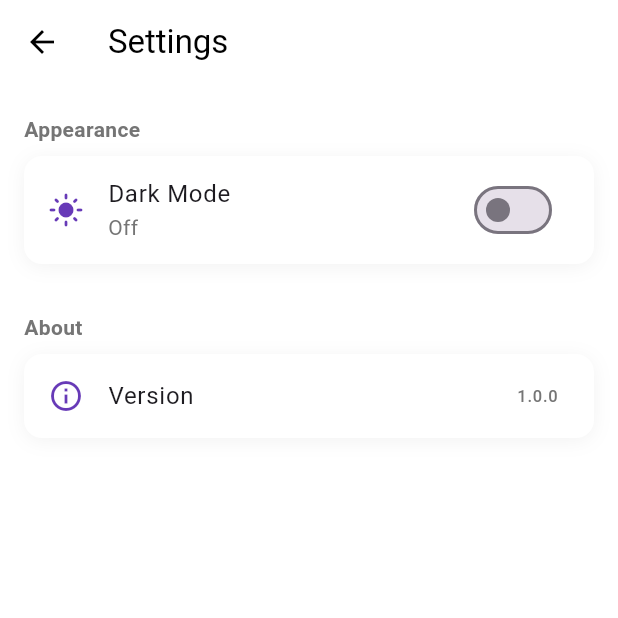
After one commit to SoktyHeng/SkillSync-Flutter, a Flutter app: the ProfilePage screen opened directly, after a tap on "Settings", on a phone screen of 412 x 824 dp, the top half of it. The commit adds this screen. Run offline on Flutter 3.47's test engine with Material 3 defaults, Android fonts, the phone set to English and light mode, and no system bars; our stand-ins replace cloud_firestore, firebase_auth, firebase_core, firebase_storage, flutter_native_splash, flutter_svg and 3 more; accounts and stored records are empty; network calls fail; statements that could not run were skipped.

Commit message:
add dark mode to profile page

```diff
--- a/lib/pages/edit_profile.dart
+++ b/lib/pages/edit_profile.dart
@@ -330,11 +330,8 @@ class _EditProfilePageState extends State<EditProfilePage> {
   @override
   Widget build(BuildContext context) {
     return Scaffold(
-      backgroundColor: Colors.white,
       appBar: AppBar(
-        backgroundColor: Colors.white,
         title: const Text('Edit Profile'),
-        elevation: 0,
       ),
       body: _isLoadingData
           ? Center(
--- a/lib/pages/message.dart
+++ b/lib/pages/message.dart
@@ -6,11 +6,8 @@ class MessagePage extends StatelessWidget {
   @override
   Widget build(BuildContext context) {
     return Scaffold(
-      backgroundColor: Colors.white,
       appBar: AppBar(
         title: const Text('Messages'),
-        backgroundColor: Colors.deepPurple[200],
-        foregroundColor: Colors.white,
       ),
       body: const Center(
         child: Text('This is the Messages Page'),
--- a/lib/pages/navigation_bar.dart
+++ b/lib/pages/navigation_bar.dart
@@ -35,7 +35,6 @@ class _NavigationPageState extends State<NavigationPage> {
         currentIndex: _selectedIndex,
         onTap: _navigateBottomBar,
         type: BottomNavigationBarType.fixed,
-        backgroundColor: Colors.white,
         items: const [
           BottomNavigationBarItem(icon: Icon(Icons.home), label: 'Home'),
           BottomNavigationBarItem(icon: Icon(Icons.message), label: 'Messages'),
--- a/lib/pages/profile.dart
+++ b/lib/pages/profile.dart
@@ -1,6 +1,7 @@
 import 'package:firebase_auth/firebase_auth.dart';
 import 'package:flutter/material.dart';
 import 'package:skillsync_sp2/pages/edit_profile.dart';
+import 'package:skillsync_sp2/pages/settings.dart';
 import 'package:skillsync_sp2/services/user_service.dart';
 import 'package:skillsync_sp2/utils/profile_menu.dart';
 import 'package:skillsync_sp2/utils/profile_pic.dart';
@@ -35,8 +36,7 @@ class _ProfilePageState extends State<ProfilePage> {
   @override
   Widget build(BuildContext context) {
     return Scaffold(
-      backgroundColor: Colors.white,
-      appBar: AppBar(backgroundColor: Colors.white, title: Text('Profile')),
+      appBar: AppBar(title: const Text('Profile')),
       body: SingleChildScrollView(
         padding: const EdgeInsets.symmetric(vertical: 20),
         child: Center(
@@ -82,7 +82,18 @@ class _ProfilePageState extends State<ProfilePage> {
                 icon: Icons.notifications,
                 press: () {},
               ),
-              ProfileMenu(text: "Settings", icon: Icons.settings, press: () {}),
+              ProfileMenu(
+                text: "Settings",
+                icon: Icons.settings,
+                press: () {
+                  Navigator.push(
+                    context,
+                    MaterialPageRoute(
+                      builder: (context) => const SettingsPage(),
+                    ),
+                  );
+                },
+              ),
               ProfileMenu(text: "Help Center", icon: Icons.help, press: () {}),
               ProfileMenu(
                 text: "Log Out",
--- a/lib/pages/project.dart
+++ b/lib/pages/project.dart
@@ -49,11 +49,8 @@ class _ProjectPageState extends State<ProjectPage> {
   @override
   Widget build(BuildContext context) {
     return Scaffold(
-      backgroundColor: Colors.white,
       appBar: AppBar(
         title: const Text('My Projects'),
-        backgroundColor: Colors.white,
-        elevation: 0,
         actions: [
           Padding(
             padding: const EdgeInsets.only(right: 8.0),
--- /dev/null
+++ b/lib/pages/settings.dart
@@ -0,0 +1,123 @@
+import 'package:flutter/material.dart';
+import 'package:provider/provider.dart';
+import 'package:skillsync_sp2/providers/theme_provider.dart';
+
+class SettingsPage extends StatelessWidget {
+  const SettingsPage({super.key});
+
+  @override
+  Widget build(BuildContext context) {
+    final themeProvider = Provider.of<ThemeProvider>(context);
+    final isDark = Theme.of(context).brightness == Brightness.dark;
+
+    return Scaffold(
+      appBar: AppBar(
+        title: const Text('Settings'),
+      ),
+      body: ListView(
+        children: [
+          const SizedBox(height: 20),
+          Padding(
+            padding: const EdgeInsets.symmetric(horizontal: 16.0),
+            child: Text(
+              'Appearance',
+              style: TextStyle(
+                fontSize: 14,
+                fontWeight: FontWeight.w600,
+                color: isDark ? Colors.grey[400] : Colors.grey[600],
+              ),
+            ),
+          ),
+          const SizedBox(height: 8),
+          Container(
+            margin: const EdgeInsets.symmetric(horizontal: 16),
+            decoration: BoxDecoration(
+              color: isDark ? Colors.grey[850] : Colors.white,
+              borderRadius: BorderRadius.circular(12),
+              boxShadow: [
+                BoxShadow(
+                  color: Colors.black.withValues(alpha: 0.05),
+                  blurRadius: 10,
+                  offset: const Offset(0, 2),
+                ),
+              ],
+            ),
+            child: ListTile(
+              leading: Icon(
+                themeProvider.isDarkMode
+                    ? Icons.dark_mode
+                    : Icons.light_mode,
+                color: Colors.deepPurple[500],
+              ),
+              title: const Text('Dark Mode'),
+              subtitle: Text(
+                themeProvider.isDarkMode ? 'On' : 'Off',
+                style: TextStyle(
+                  color: isDark ? Colors.grey[400] : Colors.grey[600],
+                ),
+              ),
+              trailing: Switch(
+                value: themeProvider.isDarkMode,
+                onChanged: (value) {
+                  themeProvider.setDarkMode(value);
+                },
+                activeTrackColor: Colors.deepPurple[200],
+                activeThumbColor: Colors.deepPurple[500],
+              ),
+              shape: RoundedRectangleBorder(
+                borderRadius: BorderRadius.circular(12),
+              ),
+            ),
+          ),
+          const SizedBox(height: 32),
+          Padding(
+            padding: const EdgeInsets.symmetric(horizontal: 16.0),
+            child: Text(
+              'About',
+              style: TextStyle(
+                fontSize: 14,
+                fontWeight: FontWeight.w600,
+                color: isDark ? Colors.grey[400] : Colors.grey[600],
+              ),
+            ),
+          ),
+          const SizedBox(height: 8),
+          Container(
+            margin: const EdgeInsets.symmetric(horizontal: 16),
+            decoration: BoxDecoration(
+              color: isDark ? Colors.grey[850] : Colors.white,
+              borderRadius: BorderRadius.circular(12),
+              boxShadow: [
+                BoxShadow(
+                  color: Colors.black.withValues(alpha: 0.05),
+                  blurRadius: 10,
+                  offset: const Offset(0, 2),
+                ),
+              ],
+            ),
+            child: Column(
+              children: [
+                ListTile(
+                  leading: Icon(
+                    Icons.info_outline,
+                    color: Colors.deepPurple[500],
+                  ),
+                  title: const Text('Version'),
+                  trailing: Text(
+                    '1.0.0',
+                    style: TextStyle(
+                      color: isDark ? Colors.grey[400] : Colors.grey[600],
+                    ),
+                  ),
+                  shape: RoundedRectangleBorder(
+                    borderRadius: BorderRadius.circular(12),
+                  ),
+                ),
+              ],
+            ),
+          ),
+        ],
+      ),
+    );
+  }
+}
--- a/pubspec.yaml
+++ b/pubspec.yaml
@@ -43,6 +43,8 @@ dependencies:
   image_picker: ^1.2.1
   firebase_storage: ^13.0.6
   url_launcher: ^6.2.5
+  provider: ^6.1.2
+  shared_preferences: ^2.3.3
 
 dev_dependencies:
   flutter_test:
```
Also changed, not shown: lib/main.dart (+43 -2 lines), lib/pages/home.dart (+2 -5 lines), lib/providers/theme_provider.dart (added, +35 -0 lines), pubspec.lock, 2 other files.
